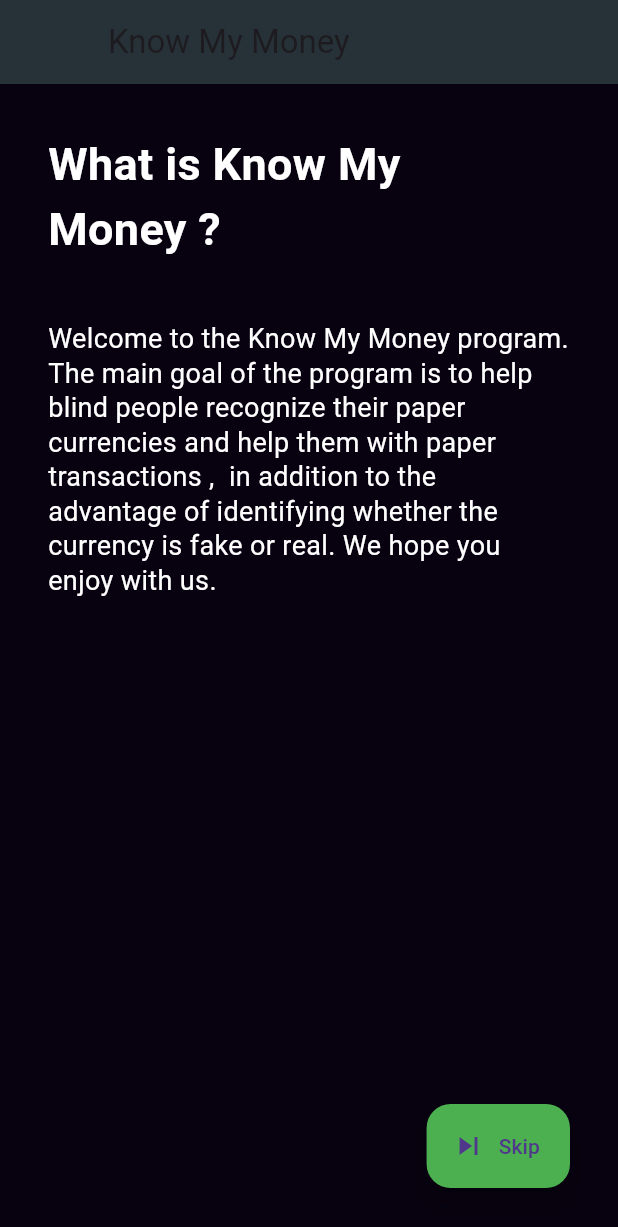
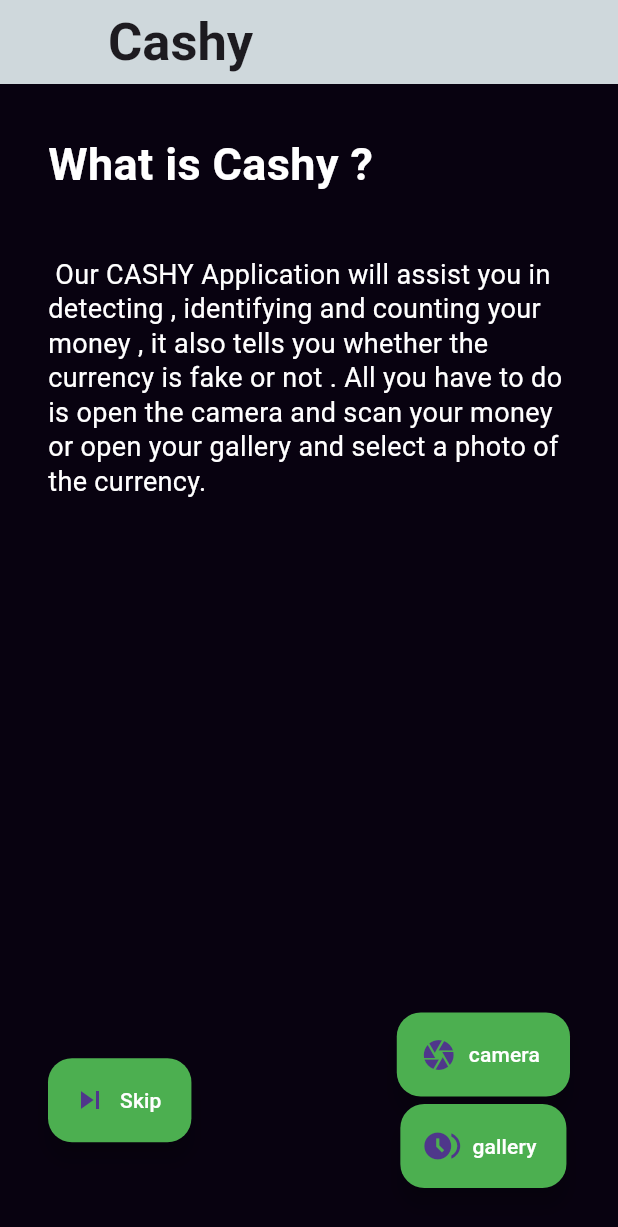
Before and after one commit to Abdelrhmanabass/cash, a Flutter app: the screen it shows after launch, after a tap on "Skip", on a phone screen of 412 x 824 dp. Shown: the top 1227 px of the screen. Run offline on Flutter 3.47's test engine with Material 3 defaults, Android fonts, the phone set to English and light mode, and no system bars; our stand-ins replace audioplayers, flutter_bloc, go_router, image_picker; missing offline and left inert: dart:html.

Commit message:
update 1

```diff
--- a/lib/Screens/hello.dart
+++ b/lib/Screens/hello.dart
@@ -1,5 +1,9 @@
+import 'dart:io';
+
+import 'package:demo/Screens/result.dart';
 import 'package:flutter/material.dart';
-import 'package:text_to_speech/text_to_speech.dart';
+import 'package:image_picker/image_picker.dart';
+import 'package:audioplayers/audioplayers.dart';
 
 class Hello extends StatefulWidget {
   const Hello({super.key});
@@ -9,28 +13,31 @@ class Hello extends StatefulWidget {
 }
 
 class _HelloState extends State<Hello> {
-  String maintext = "Welcome to the Know My Money program. "
-      "The main goal of the program is to help blind people recognize their paper currencies and help them with paper transactions , "
-      " in addition to the advantage of identifying whether the currency is fake or real. We hope you enjoy with us.";
 
-  TextToSpeech tts = TextToSpeech();
-
-  double volume = 1; // Range: 0-1
-  double rate = 1.0; // Range: 0-2
-  double pitch = 1.0; // Range: 0-2
-
-  speak(String text) async {
-    await tts.setLanguage('en-US');
-    await tts.setVolume(volume);
-    await tts.setRate(rate);
-    await tts.setPitch(pitch);
-    await tts.speak(text);
-  }
+  String maintext =
+      " Our CASHY Application will assist you in detecting ,"
+      " identifying and counting your money ,"
+      " it also tells you whether the currency is fake or not ."
+      " All you have to do is open the camera and scan your money or open your gallery and select a photo of the currency.";
+  final player = AudioPlayer();
 
   @override
   void initState() {
-     tts.speak(maintext);
     super.initState();
+    player.play(AssetSource('audios/Cashy.mp4'));
+  }
+
+  late File _image;
+
+
+  Future<void> pickImage(ImageSource type) async {
+
+    var image = await ImagePicker().pickImage(source: type);
+    if(image != null) {
+      _image = File(image.path);
+      Navigator.push(context, MaterialPageRoute(builder: (context) => result(_image)));
+
+    }
   }
 
   @override
@@ -39,8 +46,11 @@ class _HelloState extends State<Hello> {
       backgroundColor: const Color(0xff080210),
       appBar: AppBar(
         leading: Container(),
-        title: const Text('Know My Money'),
-        backgroundColor: Colors.blueGrey[900],
+        title: const Text(
+          'Cashy',
+          style: TextStyle(fontWeight: FontWeight.bold, fontSize: 35),
+        ),
+        backgroundColor: Colors.blueGrey[100],
       ),
       body: Container(
         alignment: Alignment.center,
@@ -52,7 +62,7 @@ class _HelloState extends State<Hello> {
                 crossAxisAlignment: CrossAxisAlignment.start,
                 children: [
                   const Text(
-                    'What is Know My Money ?',
+                    'What is Cashy ?',
                     style: TextStyle(
                       fontSize: 30,
                       fontWeight: FontWeight.bold,
@@ -67,16 +77,60 @@ class _HelloState extends State<Hello> {
                 ],
               ),
               const Expanded(child: SizedBox()),
+              Row(
+                children: [
                   Align(
                     alignment: Alignment.bottomRight,
                     child: FloatingActionButton.extended(
-                  onPressed: () {
-                    tts.stop();
+                      onPressed: () async {
+                        player.stop();
+                        await pickImage(ImageSource.camera);
                       },
                       backgroundColor: Colors.green,
-                  label: Text('Skip'),
+                      label: const Text(
+                        'Skip',
+                        style: TextStyle(color: Colors.white),
+                      ),
                       icon: const Icon(Icons.skip_next),
                     ),
+                  ),
+                  const Expanded(child: SizedBox()),
+                  Column(
+                    children: [
+                      Align(
+                        alignment: Alignment.bottomLeft,
+                        child: FloatingActionButton.extended(
+                          onPressed: () {
+                            player.stop();
+                            pickImage(ImageSource.camera);
+                          },
+                          backgroundColor: Colors.green,
+                          label: const Text(
+                            'camera',
+                            style: TextStyle(color: Colors.white),
+                          ),
+                          icon: const Icon(Icons.camera),
+                        ),
+                      ),
+                      const SizedBox(height: 5),
+                      Align(
+                        alignment: Alignment.bottomLeft,
+                        child: FloatingActionButton.extended(
+                          onPressed: () {
+                            player.stop();
+                            pickImage(ImageSource.gallery);
+                          },
+                          backgroundColor: Colors.green,
+                          label: const Text(
+                            'gallery',
+                            style: TextStyle(color: Colors.white),
+                          ),
+                          icon: const Icon(Icons.browse_gallery),
+                        ),
+                      ),
+                    ],
+                  ),
+                ],
               ),
             ],
           ),
--- a/lib/Screens/splash.dart
+++ b/lib/Screens/splash.dart
@@ -26,7 +26,7 @@ class _MySplachState extends State<MySplach> {
   Widget build(BuildContext context) {
     return   Scaffold(
         body: Center(
-          child: Image.asset(Assets.imagesStart),
+          child: Image.asset(Assets.logo),
         ),
       );
   }
--- a/lib/core/routes/app_route.dart
+++ b/lib/core/routes/app_route.dart
@@ -1,16 +1,24 @@
+import 'package:demo/Screens/result.dart';
 import 'package:go_router/go_router.dart';
 import '../../Screens/splash.dart';
 import '../../Screens/hello.dart';
+import 'dart:io';
+late File _image;
 
 final GoRouter router = GoRouter(routes: [
   GoRoute(
     path: "/",
-    builder: (context, state) => MySplach(),
+    builder: (context, state) => const MySplach(),
   ),
 
   GoRoute(
     path: "/hello",
-    builder: (context, state) => Hello(),
+    builder: (context, state) => const Hello(),
   ),
 
+  GoRoute(
+      path: "/camera",
+      builder: (context, state) => result(_image) ,
+  )
+
 ]);
--- /dev/null
+++ b/lib/cubit/result_cubit/result_states.dart
@@ -0,0 +1,5 @@
+abstract class resultStates {}
+
+class resultLoadingState extends resultStates {}
+class resultSuccessState extends resultStates {}
+class resultFailedState extends resultStates {}
```
Also changed, not shown: lib/Screens/result.dart (added, +69 -0 lines), lib/cubit/result_cubit/result_cubit.dart (added, +21 -0 lines), pubspec.yaml (+10 -3 lines), assets/images/logo.gif (added), lib/generated/assets.dart, pubspec.lock, 7 other files. Lines whose indentation alone changed are shown as unchanged.
